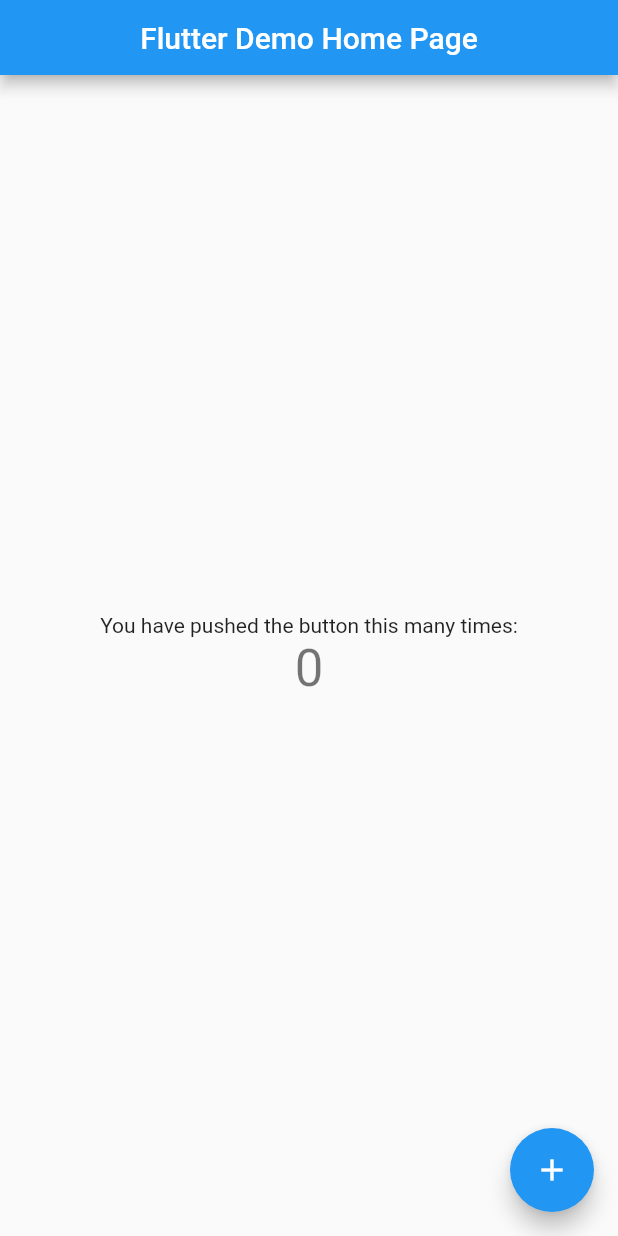
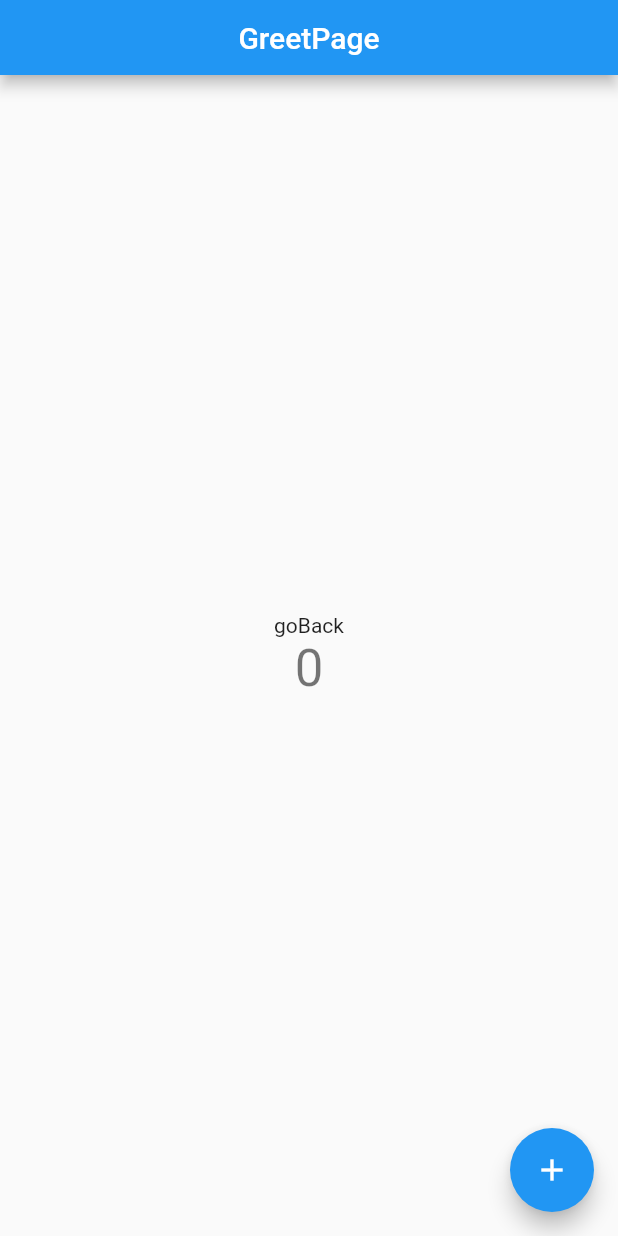
Before and after one commit to zeplee/tonal, a Flutter app: the screen it shows after launch, on a phone screen of 412 x 824 dp. Run offline on Flutter 3.47's test engine with Material 2 defaults, Android fonts, the phone set to English and light mode, and no system bars.

Commit message:
feat:模块初建

```diff
--- /dev/null
+++ b/lib/helper/route_helper.dart
@@ -0,0 +1,42 @@
+import 'package:flutter/material.dart';
+import 'package:tonal/module/default/page/default_page.dart';
+import 'package:tonal/module/greet/page/greet_page.dart';
+import 'package:tonal/module/home/page/home_detail_page.dart';
+import 'package:tonal/module/home/page/home_page.dart';
+
+//https://www.psvmc.cn/article/2020-05-10-flutter-start-05-route.html
+class RouteHelper {
+  static GlobalKey<NavigatorState> navigatorKey = GlobalKey();
+
+  static const defaultPage = '/DefaultPage';
+  static const greetPage = '/GreetPage';
+  static const homePage = '/HomePage';
+  static const detailPage = '/DetailPage';
+  static Map<String, WidgetBuilder> routes = {
+    defaultPage: (BuildContext context) => DefaultPage(),
+    greetPage: (BuildContext context) => GreetPage(),
+    homePage: (BuildContext context) => HomePage(),
+    detailPage: (BuildContext context) => DetailPage(),
+  };
+
+  //打开页面
+  static void push(String path, {Object arguments}) {
+    navigatorKey.currentState.pushNamed(path);
+  }
+
+  //替换页面
+  static void pushReplacementNamed(String path, {Object arguments}) {
+    navigatorKey.currentState.pushReplacementNamed(path);
+  }
+
+  //关闭页面
+  static void pop<T extends Object>([T result]) {
+    navigatorKey.currentState.pop<T>(result);
+  }
+}
+
+class AppPageRouteBuilder extends PageRouteBuilder {
+  final Widget widget;
+
+  AppPageRouteBuilder(this.widget);
+}
--- /dev/null
+++ b/lib/helper/toast_helper.dart
@@ -0,0 +1,10 @@
+import 'package:flutter/material.dart';
+import 'package:tonal/widget/toast.dart';
+
+class ToastHelper {
+  void showSimple() {}
+
+  static void show(BuildContext context, String message, {int duration}) {
+    Toast.show(context, message, duration: duration);
+  }
+}
--- a/lib/main.dart
+++ b/lib/main.dart
@@ -1,5 +1,7 @@
 import 'package:flutter/material.dart';
-import 'package:tonal/page/HomePage.dart';
+import 'package:tonal/helper/route_helper.dart';
+
+import 'module/home/page/home_page.dart';
 
 void main() {
   runApp(App());
@@ -8,13 +10,38 @@
 class App extends StatelessWidget {
   @override
   Widget build(BuildContext context) {
+    //MaterialApp详解 https://www.jianshu.com/p/1d44ae246652
     return MaterialApp(
+      // 是否显示 Material design 基础布局网格，用来调试 UI 的工具
+      debugShowMaterialGrid: false,
+      // 显示性能标签 顶部覆盖一层GPU和UI曲线图，可即时查看当前流畅度情况
+      showPerformanceOverlay: false,
+      // 去除右上角debug的标签
+      debugShowCheckedModeBanner: true,
+      // 显示语义视图 打开Widget边框，类似Android开发者模式中显示布局边界
+      showSemanticsDebugger: false,
+      // 打开光栅缓存图像的检查板。
+      checkerboardRasterCacheImages: false,
+      // 检查离屏渲染  打开渲染到屏幕外位图的图层的checkerboarding
+      checkerboardOffscreenLayers: false,
       title: 'Flutter Demo',
+      //android 最近列表中的文字
+      color: Colors.white,
+      //android 最近列表中的背景色
       theme: ThemeData(
         primarySwatch: Colors.blue,
         visualDensity: VisualDensity.adaptivePlatformDensity,
       ),
-      home: HomePage(title: 'Flutter Demo Home Page'),
+      navigatorKey: RouteHelper.navigatorKey,
+      routes: RouteHelper.routes,
+//      onGenerateRoute: MaterialPageRoute(),
+      initialRoute: RouteHelper.greetPage,
+      home: HomePage(title: 'HomePage'),
     );
   }
+
+//  static Route<dynamic> _onGenerateRoute(RouteSettings settings) {
+//    return AppPageRouteBuilder(
+//        builder: (context) => OnboardingScreen(), settings: settings);
+//  }
 }
--- /dev/null
+++ b/lib/module/greet/page/greet_page.dart
@@ -0,0 +1,64 @@
+import 'package:flutter/material.dart';
+import 'package:tonal/helper/route_helper.dart';
+import 'package:tonal/helper/toast_helper.dart';
+
+//欢迎页
+class GreetPage extends StatefulWidget {
+  @override
+  _GreetPageState createState() => _GreetPageState();
+}
+
+class _GreetPageState extends State<GreetPage> {
+  int _counter = 0;
+
+  @override
+  Widget build(BuildContext context) {
+    return WillPopScope(
+      onWillPop: () async {
+        //拦截返回
+        return false;
+      },
+      child: Scaffold(
+        appBar: PreferredSize(
+          preferredSize: Size.fromHeight(50.0),
+          child: AppBar(
+            automaticallyImplyLeading: false, //是否自动加返回键
+            centerTitle: true,
+            title: Text("GreetPage"),
+          ),
+        ),
+        body: Center(
+          child: Column(
+            mainAxisAlignment: MainAxisAlignment.center,
+            children: <Widget>[
+              GestureDetector(
+                child: Text(
+                  'goBack',
+                ),
+                onTap: () {
+                  ToastHelper.show(context, "退出欢迎页", duration: 3);
+                  RouteHelper.pop();
+                },
+              ),
+              Text(
+                '$_counter',
+                style: Theme.of(context).textTheme.headline4,
+              ),
+            ],
+          ),
+        ),
+        floatingActionButton: FloatingActionButton(
+          onPressed: _incrementCounter,
+          child: Icon(Icons.add),
+        ), // This trailing comma makes auto-formatting nicer for build methods.
+      ),
+    );
+  }
+
+  void _incrementCounter() {
+    setState(() {
+      _counter = 1;
+      _counter++;
+    });
+  }
+}
--- a/lib/page/HomePage.dart
+++ /dev/null
@@ -1,51 +0,0 @@
-import 'package:flutter/material.dart';
-
-class HomePage extends StatefulWidget {
-  HomePage({Key key, this.title}) : super(key: key);
-  final String title;
-
-  @override
-  _HomePageState createState() => _HomePageState();
-}
-
-class _HomePageState extends State<HomePage> {
-  int _counter = 0;
-
-  @override
-  Widget build(BuildContext context) {
-    return Scaffold(
-      appBar: PreferredSize(
-        preferredSize: Size.fromHeight(50.0),
-        child: AppBar(
-          centerTitle: true,
-          title: Text(widget.title),
-        ),
-      ),
-      body: Center(
-        child: Column(
-          mainAxisAlignment: MainAxisAlignment.center,
-          children: <Widget>[
-            Text(
-              'You have pushed the button this many times:',
-            ),
-            Text(
-              '$_counter',
-              style: Theme.of(context).textTheme.headline4,
-            ),
-          ],
-        ),
-      ),
-      floatingActionButton: FloatingActionButton(
-        onPressed: _incrementCounter,
-        child: Icon(Icons.add),
-      ), // This trailing comma makes auto-formatting nicer for build methods.
-    );
-  }
-
-  void _incrementCounter() {
-    setState(() {
-      _counter = 1;
-      _counter++;
-    });
-  }
-}
```
Also changed, not shown: lib/module/default/page/default_page.dart (added, +35 -0 lines), lib/module/home/page/home_detail_page.dart (renamed from lib/page/DetailPage.dart, +7 -7 lines), lib/module/home/page/home_page.dart (added, +68 -0 lines), lib/utils/app_utils.dart (added, +17 -0 lines), lib/widget/toast.dart (added, +35 -0 lines), pubspec.yaml (+5 -5 lines), pubspec.lock, 1 other file.
